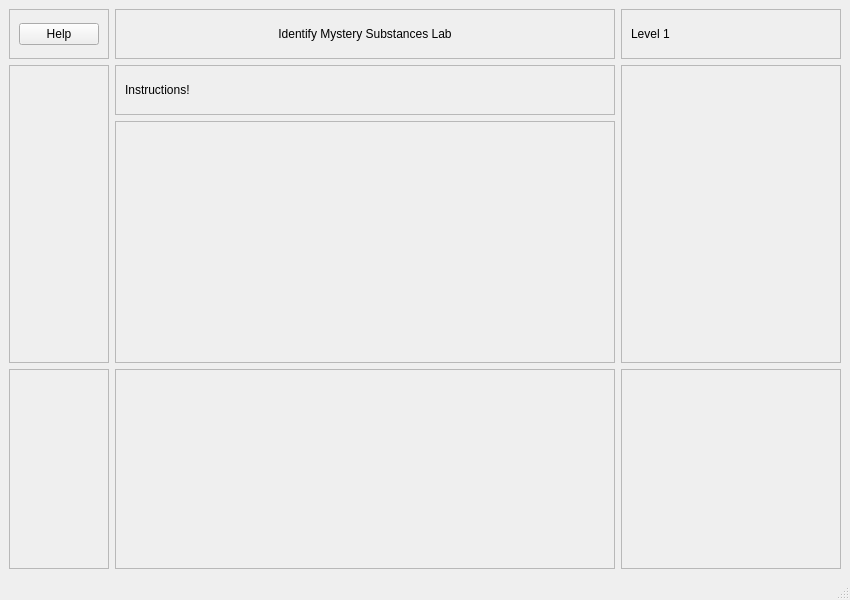
University-of-Utah-CS3505/a9-edu-app-DDDragonz, file mainwindow.ui: the form before one commit.
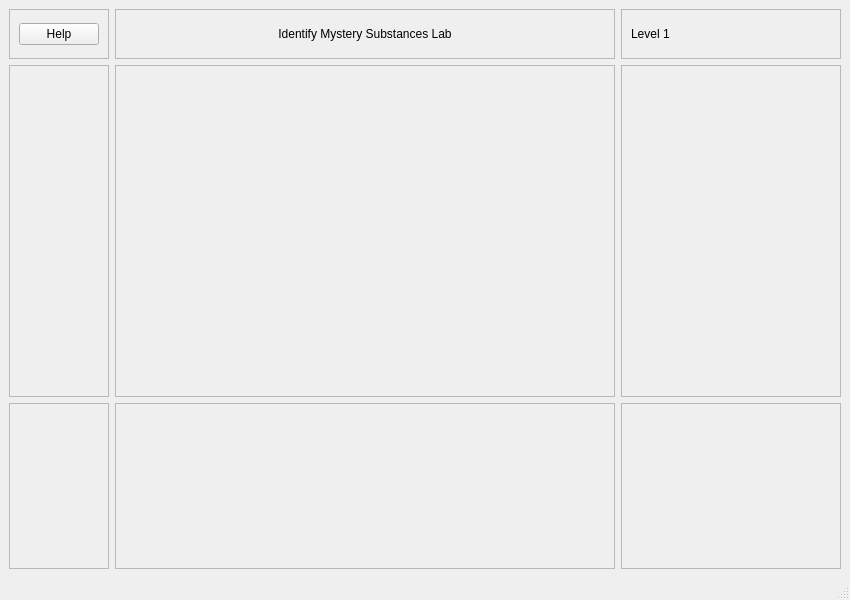
The form after the commit. Custom widgets are drawn as their Qt base class.

```diff
--- a/mainwindow.ui
+++ b/mainwindow.ui
@@ -17,6 +17,12 @@
    <layout class="QGridLayout" name="gridLayout">
     <item row="1" column="2" rowspan="2">
      <widget class="QFrame" name="significantReactionsFrame">
+      <property name="maximumSize">
+       <size>
+        <width>240</width>
+        <height>16777215</height>
+       </size>
+      </property>
       <property name="frameShape">
        <enum>QFrame::StyledPanel</enum>
       </property>
@@ -24,8 +30,27 @@
        <enum>QFrame::Raised</enum>
       </property>
       <layout class="QVBoxLayout" name="verticalLayout_6">
+       <property name="leftMargin">
+        <number>0</number>
+       </property>
+       <property name="topMargin">
+        <number>0</number>
+       </property>
+       <property name="rightMargin">
+        <number>0</number>
+       </property>
+       <property name="bottomMargin">
+        <number>0</number>
+       </property>
        <item>
-        <widget class="QWidget" name="significantReactionsWidget" native="true"/>
+        <widget class="ChemicalEquations" name="significantReactionsWidget" native="true">
+         <property name="maximumSize">
+          <size>
+           <width>240</width>
+           <height>16777215</height>
+          </size>
+         </property>
+        </widget>
        </item>
       </layout>
      </widget>
@@ -135,37 +160,12 @@
       </layout>
      </widget>
     </item>
-    <item row="1" column="1">
-     <widget class="QFrame" name="instructionFrame">
-      <property name="maximumSize">
-       <size>
-        <width>16777215</width>
-        <height>50</height>
-       </size>
-      </property>
-      <property name="frameShape">
-       <enum>QFrame::StyledPanel</enum>
-      </property>
-      <property name="frameShadow">
-       <enum>QFrame::Raised</enum>
-      </property>
-      <layout class="QVBoxLayout" name="verticalLayout_10">
-       <item>
-        <widget class="QLabel" name="instructionsLabel">
-         <property name="text">
-          <string>Instructions!</string>
-         </property>
-        </widget>
-       </item>
-      </layout>
-     </widget>
-    </item>
     <item row="3" column="0">
      <widget class="QFrame" name="reactionTableFrame">
       <property name="maximumSize">
        <size>
         <width>16777215</width>
-        <height>200</height>
+        <height>16777215</height>
        </size>
       </property>
       <property name="frameShape">
@@ -192,7 +192,7 @@
       <property name="maximumSize">
        <size>
         <width>240</width>
-        <height>200</height>
+        <height>300</height>
        </size>
       </property>
       <property name="frameShape">
@@ -208,12 +208,22 @@
       </layout>
      </widget>
     </item>
-    <item row="2" column="1">
+    <item row="3" column="1">
+     <widget class="QFrame" name="vialButtonsFrame">
+      <property name="frameShape">
+       <enum>QFrame::StyledPanel</enum>
+      </property>
+      <property name="frameShadow">
+       <enum>QFrame::Raised</enum>
+      </property>
+     </widget>
+    </item>
+    <item row="1" column="1" rowspan="2">
      <widget class="QFrame" name="mixingFrame">
       <property name="minimumSize">
        <size>
         <width>500</width>
-        <height>0</height>
+        <height>300</height>
        </size>
       </property>
       <property name="frameShape">
@@ -260,6 +270,12 @@
    <header>identifychemicals.h</header>
    <container>1</container>
   </customwidget>
+  <customwidget>
+   <class>ChemicalEquations</class>
+   <extends>QWidget</extends>
+   <header>chemicalequations.h</header>
+   <container>1</container>
+  </customwidget>
  </customwidgets>
  <resources/>
  <connections/>
```
Left out of the diff: 10 changed lines with no effect on the pictures.
